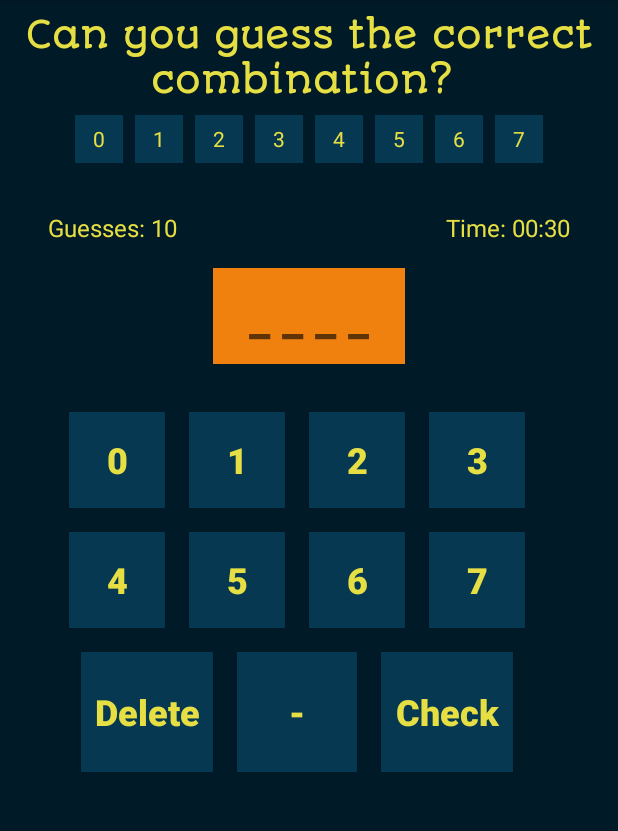
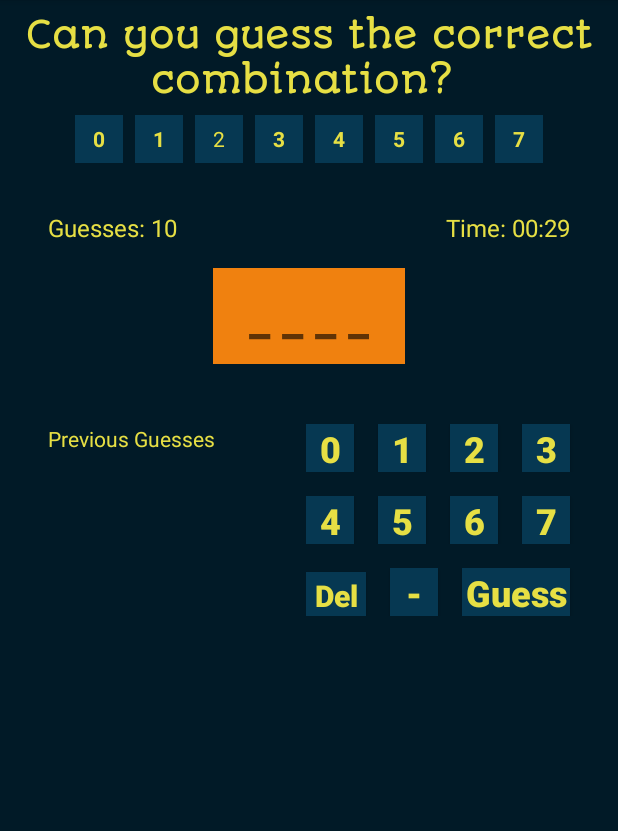
Before and after one commit to InquisitiveMindHasToKnow/Mastermind, an Android app: the MainActivity screen opened directly, with no data from a screen before it, on a phone screen of 412 x 824 dp, the part 84-915 px from its top. Run offline under Robolectric (Android 15) with nearby library versions, the phone set to English and light mode, and no system bars.

Commit message:
Added a countdown timer and changed 'keyboard' position on game activity. Put button texts in string folder

```diff
--- a/app/src/main/java/org/ohmstheresistance/mastermind/activities/MainActivity.java
+++ b/app/src/main/java/org/ohmstheresistance/mastermind/activities/MainActivity.java
@@ -1,17 +1,27 @@
 package org.ohmstheresistance.mastermind.activities;
 
+import android.graphics.Color;
+import android.os.CountDownTimer;
 import android.support.v7.app.AppCompatActivity;
 import android.os.Bundle;
 import android.view.View;
 import android.widget.Button;
 import android.widget.EditText;
+import android.widget.TextView;
 import android.widget.Toast;
 
 import org.ohmstheresistance.mastermind.R;
 
+import java.util.Locale;
+
 public class MainActivity extends AppCompatActivity implements View.OnClickListener {
 
+    private static final long COUNTDOWN_TIMER_IN_MILLIS = 30000;
+
     private EditText userGuessEditText;
+    private TextView previousGuessesHeaderTextView;
+    private TextView guessesRemainingTextView;
+    private TextView countDownTimerTextView;
     private Button zeroButton;
     private Button oneButton;
     private Button twoButton;
@@ -22,7 +32,11 @@ public class MainActivity extends AppCompatActivity implements View.OnClickListe
     private Button sevenButton;
     private Button deleteButton;
     private Button unassignedButton;
-    private Button checkButton;
+    private Button guessButton;
+
+    private CountDownTimer countDownTimer;
+    private int totalGuesses = 10;
+    private long timeLeftInMillis;
 
 
     @Override
@@ -30,12 +44,19 @@ public class MainActivity extends AppCompatActivity implements View.OnClickListe
         super.onCreate(savedInstanceState);
         setContentView(R.layout.activity_main);
 
+        timeLeftInMillis = COUNTDOWN_TIMER_IN_MILLIS;
+
         setUpViews();
+        startCountDown();
     }
 
     private void setUpViews() {
 
         userGuessEditText = findViewById(R.id.user_guess_edittext);
+        previousGuessesHeaderTextView = findViewById(R.id.previous_guesses_header_textview);
+        guessesRemainingTextView = findViewById(R.id.remaining_guess_count_textview);
+        countDownTimerTextView = findViewById(R.id.countdown_timer_textview);
+
         zeroButton = findViewById(R.id.zero_button);
         oneButton = findViewById(R.id.one_button);
         twoButton = findViewById(R.id.two_button);
@@ -46,7 +67,7 @@ public class MainActivity extends AppCompatActivity implements View.OnClickListe
         sevenButton = findViewById(R.id.seven_button);
         deleteButton = findViewById(R.id.delete_button);
         unassignedButton = findViewById(R.id.unassigned_button);
-        checkButton = findViewById(R.id.check_button);
+        guessButton = findViewById(R.id.guess_button);
 
         zeroButton.setOnClickListener(this);
         oneButton.setOnClickListener(this);
@@ -57,7 +78,7 @@ public class MainActivity extends AppCompatActivity implements View.OnClickListe
         sixButton.setOnClickListener(this);
         sevenButton.setOnClickListener(this);
         deleteButton.setOnClickListener(this);
-        checkButton.setOnClickListener(this);
+        guessButton.setOnClickListener(this);
     }
 
     @Override
@@ -108,13 +129,64 @@ public class MainActivity extends AppCompatActivity implements View.OnClickListe
                 }
                 break;
 
-            case  R.id.unassigned_button:
+            case R.id.unassigned_button:
 
                 break;
 
-            case R.id.check_button:
+            case R.id.guess_button:
 
+                if (totalGuesses > 0) {
+                    totalGuesses--;
+                } else {
+
+                    guessButton.setEnabled(false);
+                    Toast.makeText(this, "You Lost!", Toast.LENGTH_SHORT).show();
+                }
                 break;
         }
     }
+
+    private void startCountDown() {
+
+        countDownTimer = new CountDownTimer(timeLeftInMillis, 1000) {
+            @Override
+            public void onTick(long millisUntilFinished) {
+                timeLeftInMillis = millisUntilFinished;
+                updateCountDownText();
+            }
+
+            @Override
+            public void onFinish() {
+
+                timeLeftInMillis = 0;
+                updateCountDownText();
+            }
+        }.start();
+    }
+
+    private void updateCountDownText() {
+
+        int minutes = (int) (timeLeftInMillis / 1000 / 60);
+        int seconds = (int) (timeLeftInMillis / 1000) % 60;
+
+        String formattedTime = String.format(Locale.getDefault(), "%02d:%02d", minutes, seconds);
+        countDownTimerTextView.setText(formattedTime);
+
+        if (timeLeftInMillis < 5000) {
+            countDownTimerTextView.setTextColor(Color.RED);
+        } else {
+            countDownTimerTextView.setTextColor(countDownTimerTextView.getTextColors());
+        }
+
+    }
+
+    @Override
+    protected void onDestroy() {
+        super.onDestroy();
+
+        if (countDownTimer != null) {
+            countDownTimer.cancel();
+        }
+
+    }
 }
--- a/app/src/main/res/layout/activity_main.xml
+++ b/app/src/main/res/layout/activity_main.xml
@@ -35,6 +35,7 @@
             android:layout_height="32dp"
             android:background="@color/colorPrimary"
             android:gravity="center"
+            android:textStyle="bold"
             android:text="0"
             android:textColor="@color/textColor" />
 
@@ -44,6 +45,7 @@
             android:layout_marginStart="8dp"
             android:background="@color/colorPrimary"
             android:gravity="center"
+            android:textStyle="bold"
             android:text="1"
             android:textColor="@color/textColor" />
 
@@ -62,6 +64,7 @@
             android:layout_marginStart="8dp"
             android:background="@color/colorPrimary"
             android:gravity="center"
+            android:textStyle="bold"
             android:text="3"
             android:textColor="@color/textColor" />
 
@@ -71,6 +74,7 @@
             android:layout_marginStart="8dp"
             android:background="@color/colorPrimary"
             android:gravity="center"
+            android:textStyle="bold"
             android:text="4"
             android:textColor="@color/textColor" />
 
@@ -80,6 +84,7 @@
             android:layout_marginStart="8dp"
             android:background="@color/colorPrimary"
             android:gravity="center"
+            android:textStyle="bold"
             android:text="5"
             android:textColor="@color/textColor" />
 
@@ -91,6 +96,7 @@
             android:background="@color/colorPrimary"
             android:gravity="center"
             android:text="6"
+            android:textStyle="bold"
             android:textColor="@color/textColor" />
 
         <TextView
@@ -98,8 +104,8 @@
             android:layout_height="32dp"
             android:layout_marginStart="8dp"
             android:background="@color/colorPrimary"
-
             android:gravity="center"
+            android:textStyle="bold"
             android:text="7"
             android:textColor="@color/textColor" />
 
@@ -109,20 +115,20 @@
     <RelativeLayout
         android:layout_width="match_parent"
         android:layout_height="wrap_content"
-        android:gravity="center_horizontal"
+        android:layout_marginStart="16dp"
         android:layout_marginTop="32dp"
-        android:layout_marginStart="16dp"
         android:layout_marginEnd="16dp"
         android:layout_marginBottom="16dp"
+        android:gravity="center_horizontal"
         android:orientation="horizontal">
 
         <LinearLayout
             android:layout_width="wrap_content"
             android:layout_height="wrap_content"
+            android:layout_alignParentStart="true"
+            android:orientation="horizontal"
             android:paddingStart="16dp"
-            android:paddingEnd="16dp"
-            android:layout_alignParentStart="true"
-            android:orientation="horizontal">
+            android:paddingEnd="16dp">
 
             <TextView
                 android:layout_width="wrap_content"
@@ -132,11 +138,11 @@
                 android:textSize="16sp" />
 
             <TextView
-                android:id="@+id/guesses_remaining_textview"
+                android:id="@+id/remaining_guess_count_textview"
                 android:layout_width="wrap_content"
                 android:layout_height="wrap_content"
+                android:layout_marginStart="4dp"
                 android:gravity="center"
-                android:layout_marginStart="4dp"
                 android:text="10"
                 android:textColor="@color/textColor"
                 android:textSize="16sp" />
@@ -146,10 +152,10 @@
         <LinearLayout
             android:layout_width="wrap_content"
             android:layout_height="wrap_content"
+            android:layout_alignParentEnd="true"
+            android:orientation="horizontal"
             android:paddingStart="16dp"
-            android:paddingEnd="16dp"
-            android:layout_alignParentEnd="true"
-            android:orientation="horizontal">
+            android:paddingEnd="16dp">
 
             <TextView
                 android:layout_width="wrap_content"
@@ -171,7 +177,7 @@
 
 
         </LinearLayout>
-        </RelativeLayout>
+    </RelativeLayout>
 
     <EditText
         android:id="@+id/user_guess_edittext"
@@ -180,7 +186,7 @@
         android:layout_gravity="center"
         android:background="@color/colorAccent"
         android:focusable="false"
-        android:hint="_ _ _ _"
+        android:hint="@string/guess_hint"
         android:inputType="number"
         android:maxLength="4"
         android:paddingStart="24dp"
@@ -189,38 +195,39 @@
         android:textStyle="bold" />
 
 
-    <LinearLayout
+    <RelativeLayout
         android:layout_width="match_parent"
-        android:layout_height="wrap_content"
-        android:layout_marginTop="32dp"
-        android:orientation="vertical">
+        android:layout_height="match_parent"
+        android:layout_marginTop="40dp">
 
         <LinearLayout
-            android:layout_width="match_parent"
+            android:id="@+id/zero_one_two_three_linear"
+            android:layout_width="wrap_content"
             android:layout_height="wrap_content"
-            android:gravity="center"
+            android:layout_alignParentEnd="true"
+            android:layout_marginEnd="16dp"
             android:orientation="horizontal">
 
             <Button
                 android:id="@+id/zero_button"
-                android:layout_width="64dp"
-                android:layout_height="64dp"
+                android:layout_width="32dp"
+                android:layout_height="32dp"
                 android:layout_marginEnd="16dp"
                 android:background="@color/colorPrimary"
                 android:gravity="center"
-                android:text="0"
+                android:text="@string/button_zero_text"
                 android:textColor="@color/textColor"
                 android:textSize="24sp"
                 android:textStyle="bold" />
 
             <Button
                 android:id="@+id/one_button"
-                android:layout_width="64dp"
-                android:layout_height="64dp"
+                android:layout_width="32dp"
+                android:layout_height="32dp"
                 android:layout_marginEnd="16dp"
                 android:background="@color/colorPrimary"
                 android:gravity="center"
-                android:text="1"
+                android:text="@string/button_one_text"
                 android:textColor="@color/textColor"
                 android:textSize="24sp"
                 android:textStyle="bold" />
@@ -228,24 +235,24 @@
 
             <Button
                 android:id="@+id/two_button"
-                android:layout_width="64dp"
-                android:layout_height="64dp"
+                android:layout_width="32dp"
+                android:layout_height="32dp"
                 android:layout_marginEnd="16dp"
                 android:background="@color/colorPrimary"
                 android:gravity="center"
-                android:text="2"
+                android:text="@string/button_two_text"
                 android:textColor="@color/textColor"
                 android:textSize="24sp"
                 android:textStyle="bold" />
 
             <Button
                 android:id="@+id/three_button"
-                android:layout_width="64dp"
-                android:layout_height="64dp"
+                android:layout_width="32dp"
+                android:layout_height="32dp"
                 android:layout_marginEnd="16dp"
                 android:background="@color/colorPrimary"
                 android:gravity="center"
-                android:text="3"
+                android:text="@string/button_three_text"
                 android:textColor="@color/textColor"
                 android:textSize="24sp"
                 android:textStyle="bold" />
@@ -253,32 +260,35 @@
         </LinearLayout>
 
         <LinearLayout
-            android:layout_width="match_parent"
+            android:id="@+id/four_five_six_seven_linear"
+            android:layout_width="wrap_content"
             android:layout_height="wrap_content"
+            android:layout_below="@id/zero_one_two_three_linear"
+            android:layout_alignParentEnd="true"
             android:layout_marginTop="16dp"
-            android:gravity="center"
+            android:layout_marginEnd="16dp"
             android:orientation="horizontal">
 
             <Button
                 android:id="@+id/four_button"
-                android:layout_width="64dp"
-                android:layout_height="64dp"
+                android:layout_width="32dp"
+                android:layout_height="32dp"
                 android:layout_marginEnd="16dp"
                 android:background="@color/colorPrimary"
                 android:gravity="center"
-                android:text="4"
+                android:text="@string/button_four_text"
                 android:textColor="@color/textColor"
                 android:textSize="24sp"
                 android:textStyle="bold" />
 
             <Button
                 android:id="@+id/five_button"
-                android:layout_width="64dp"
-                android:layout_height="64dp"
+                android:layout_width="32dp"
+                android:layout_height="32dp"
                 android:layout_marginEnd="16dp"
                 android:background="@color/colorPrimary"
                 android:gravity="center"
-                android:text="5"
+                android:text="@string/button_five_text"
                 android:textColor="@color/textColor"
                 android:textSize="24sp"
                 android:textStyle="bold" />
@@ -286,24 +296,24 @@
 
             <Button
                 android:id="@+id/six_button"
-                android:layout_width="64dp"
-                android:layout_height="64dp"
+                android:layout_width="32dp"
+                android:layout_height="32dp"
                 android:layout_marginEnd="16dp"
                 android:background="@color/colorPrimary"
                 android:gravity="center"
-                android:text="6"
+                android:text="@string/button_six_text"
                 android:textColor="@color/textColor"
                 android:textSize="24sp"
                 android:textStyle="bold" />
 
             <Button
                 android:id="@+id/seven_button"
-                android:layout_width="64dp"
-                android:layout_height="64dp"
+                android:layout_width="32dp"
+                android:layout_height="32dp"
                 android:layout_marginEnd="16dp"
                 android:background="@color/colorPrimary"
                 android:gravity="center"
-                android:text="7"
+                android:text="@string/button_seven_text"
                 android:textColor="@color/textColor"
                 android:textSize="24sp"
                 android:textStyle="bold" />
@@ -313,29 +323,31 @@
 
 
         <LinearLayout
-            android:layout_width="match_parent"
+            android:layout_width="wrap_content"
             android:layout_height="wrap_content"
+            android:layout_below="@id/four_five_six_seven_linear"
+            android:layout_alignParentEnd="true"
             android:layout_marginTop="16dp"
-            android:gravity="center"
+            android:layout_marginEnd="16dp"
             android:orientation="horizontal">
 
             <Button
                 android:id="@+id/delete_button"
-                android:layout_width="88dp"
-                android:layout_height="80dp"
+                android:layout_width="40dp"
+                android:layout_height="32dp"
                 android:layout_marginEnd="16dp"
                 android:background="@color/colorPrimary"
                 android:gravity="center"
-                android:text="Delete"
+                android:text="@string/delete_button_text"
                 android:textAllCaps="false"
                 android:textColor="@color/textColor"
-                android:textSize="24sp"
+                android:textSize="20sp"
                 android:textStyle="bold" />
 
             <Button
                 android:id="@+id/unassigned_button"
-                android:layout_width="80dp"
-                android:layout_height="80dp"
+                android:layout_width="32dp"
+                android:layout_height="32dp"
                 android:layout_marginEnd="16dp"
                 android:background="@color/colorPrimary"
                 android:gravity="center"
@@ -346,13 +358,13 @@
 
 
             <Button
-                android:id="@+id/check_button"
-                android:layout_width="88dp"
-                android:layout_height="80dp"
+                android:id="@+id/guess_button"
+                android:layout_width="72dp"
+                android:layout_height="32dp"
                 android:layout_marginEnd="16dp"
                 android:background="@color/colorPrimary"
                 android:gravity="center"
-                android:text="Check"
+                android:text="@string/guess_button_text"
                 android:textAllCaps="false"
                 android:textColor="@color/textColor"
                 android:textSize="24sp"
@@ -361,8 +373,18 @@
 
         </LinearLayout>
 
+        <TextView
+            android:id="@+id/previous_guesses_header_textview"
+            android:layout_width="wrap_content"
+            android:layout_height="wrap_content"
+            android:gravity="center"
+            android:layout_marginStart="16dp"
+            android:paddingStart="16dp"
+            android:paddingEnd="16dp"
+            android:layout_alignParentStart="true"
+            android:textColor="@color/textColor"
+            android:text="Previous Guesses"/>
 
-    </LinearLayout>
-
+    </RelativeLayout>
 
 </LinearLayout>
--- a/app/src/main/res/values/strings.xml
+++ b/app/src/main/res/values/strings.xml
@@ -9,4 +9,15 @@
     <string name="good_afternoon">Good afternoon,</string>
     <string name="good_evening">Good evening,</string>
     <string name="good_night">Good night,</string>
+    <string name="guess_hint">_ _ _ _</string>
+    <string name="button_six_text">6</string>
+    <string name="button_zero_text">0</string>
+    <string name="button_one_text">1</string>
+    <string name="button_two_text">2</string>
+    <string name="button_three_text">3</string>
+    <string name="button_four_text">4</string>
+    <string name="button_five_text">5</string>
+    <string name="button_seven_text">7</string>
+    <string name="delete_button_text">Del</string>
+    <string name="guess_button_text">Guess</string>
 </resources>
```
